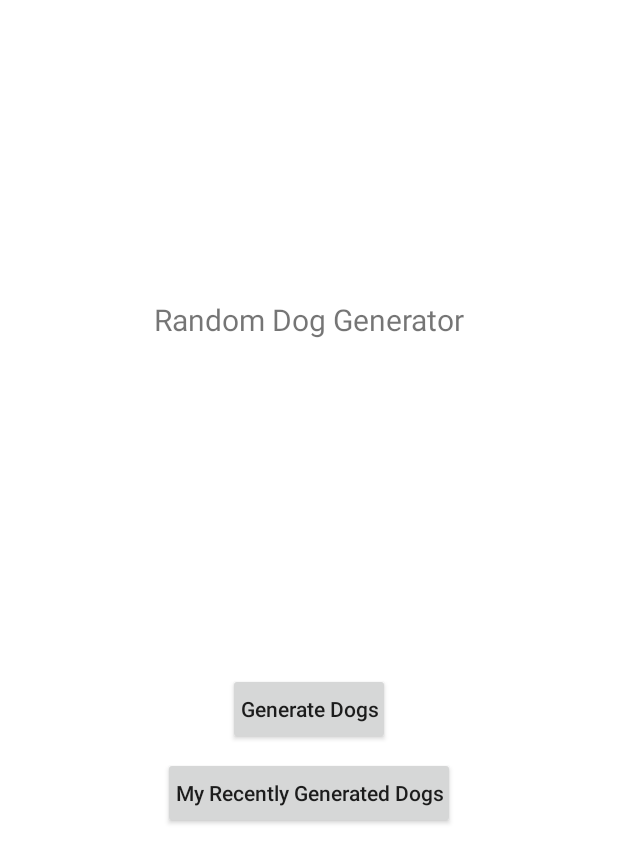
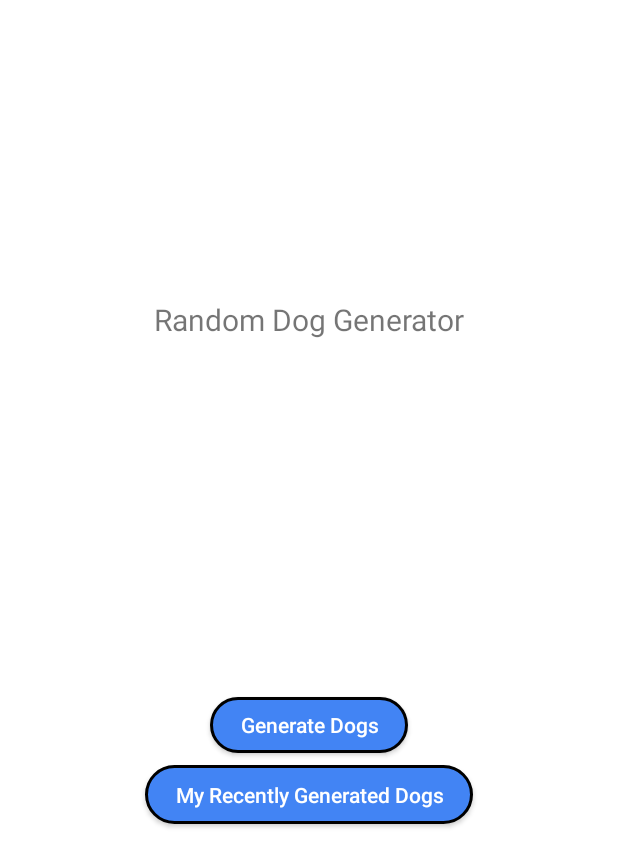
Before and after one commit to mrwhoknows55/dog-image-generator, an Android app: the screen it shows after launch (MainActivity), on a phone screen of 412 x 824 dp. Shown: the top 867 px of the screen. Run offline under Robolectric (Android 15) with nearby library versions, the phone set to English and light mode, and no system bars; our stand-ins replace Dagger/Hilt's generated code, Timber.

Commit message:
add: button style

```diff
--- /dev/null
+++ b/app/src/main/res/drawable/rounded_button_bg.xml
@@ -0,0 +1,14 @@
+<?xml version="1.0" encoding="utf-8"?>
+<shape xmlns:android="http://schemas.android.com/apk/res/android"
+    android:shape="rectangle">
+    <stroke
+        android:width="2dp"
+        android:color="@color/black" />
+    <corners android:radius="300dp" />
+    <padding
+        android:bottom="10dp"
+        android:left="10dp"
+        android:right="10dp"
+        android:top="10dp" />
+    <solid android:color="@color/blue" />
+</shape>
--- a/app/src/main/res/layout/fragment_generate_dogs.xml
+++ b/app/src/main/res/layout/fragment_generate_dogs.xml
@@ -32,11 +32,10 @@
     <androidx.appcompat.widget.AppCompatButton
         android:id="@+id/btnGenerate"
         android:layout_width="wrap_content"
-        android:layout_height="wrap_content"
+        style="@style/Theme.Button"
+        android:layout_height="0dp"
         android:text="@string/generate"
-        android:textAllCaps="false"
-        android:background="@color/blue"
-        android:textColor="@color/white"
+        app:layout_constraintDimensionRatio="2.5"
         app:layout_constraintBottom_toBottomOf="parent"
         app:layout_constraintEnd_toEndOf="parent"
         app:layout_constraintStart_toStartOf="parent"
--- a/app/src/main/res/layout/fragment_home.xml
+++ b/app/src/main/res/layout/fragment_home.xml
@@ -21,13 +21,11 @@
     <androidx.appcompat.widget.AppCompatButton
         android:id="@+id/btnGenerateDogs"
         android:layout_width="wrap_content"
-        android:layout_height="wrap_content"
+        style="@style/Theme.Button"
+        android:layout_height="0dp"
         android:layout_marginBottom="8dp"
-        android:maxEms="12"
-        android:maxLines="1"
-        android:paddingHorizontal="8dp"
+        app:layout_constraintDimensionRatio="3.5"
         android:text="@string/generate_dogs"
-        android:textAllCaps="false"
         app:layout_constraintBottom_toTopOf="@+id/btnViewDogs"
         app:layout_constraintEnd_toEndOf="@+id/btnViewDogs"
         app:layout_constraintStart_toStartOf="@+id/btnViewDogs" />
@@ -35,12 +33,11 @@
     <androidx.appcompat.widget.AppCompatButton
         android:id="@+id/btnViewDogs"
         android:layout_width="wrap_content"
-        android:layout_height="wrap_content"
+        style="@style/Theme.Button"
+        android:layout_height="0dp"
         android:maxEms="16"
-        android:maxLines="2"
-        android:paddingHorizontal="8dp"
+        app:layout_constraintDimensionRatio="5.5"
         android:text="@string/my_recently_generated_dogs"
-        android:textAllCaps="false"
         app:layout_constraintBottom_toBottomOf="parent"
         app:layout_constraintEnd_toEndOf="parent"
         app:layout_constraintStart_toStartOf="parent"
--- a/app/src/main/res/layout/fragment_view_dogs.xml
+++ b/app/src/main/res/layout/fragment_view_dogs.xml
@@ -25,11 +25,11 @@
     <androidx.appcompat.widget.AppCompatButton
         android:id="@+id/btnClearDogs"
         android:layout_width="wrap_content"
-        android:layout_height="wrap_content"
+        style="@style/Theme.Button"
+        android:layout_height="0dp"
+        app:layout_constraintDimensionRatio="2.8"
         android:layout_marginTop="16dp"
-        android:background="@color/blue"
         android:text="@string/clear_dogs"
-        android:textColor="@color/white"
         app:layout_constraintEnd_toEndOf="@+id/rvDogsList"
         app:layout_constraintStart_toStartOf="parent"
         app:layout_constraintTop_toBottomOf="@+id/rvDogsList" />
--- a/app/src/main/res/values/themes.xml
+++ b/app/src/main/res/values/themes.xml
@@ -13,4 +13,16 @@
         <item name="android:statusBarColor">@color/dark_blue</item>
         <!-- Customize your theme here. -->
     </style>
+
+    <style name="Theme.Button" parent="TextAppearance.AppCompat.Button">
+        <item name="android:background">@drawable/rounded_button_bg</item>
+        <item name="android:textAllCaps">false</item>
+        <item name="android:textColor">@color/white</item>
+        <item name="android:maxEms">12</item>
+        <item name="android:maxLines">1</item>
+        <item name="android:paddingStart">20dp</item>
+        <item name="android:paddingEnd">20dp</item>
+        <item name="android:paddingTop">2dp</item>
+        <item name="android:paddingBottom">2dp</item>
+    </style>
 </resources>
```
